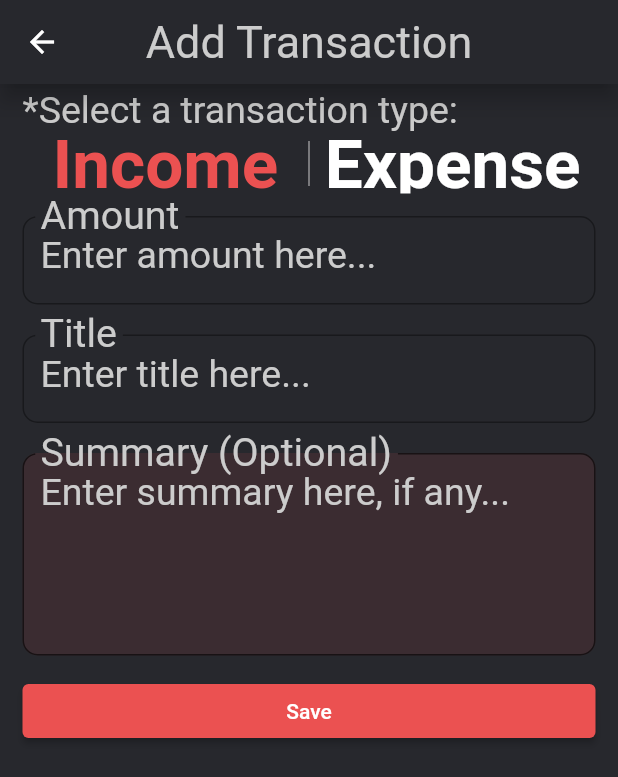
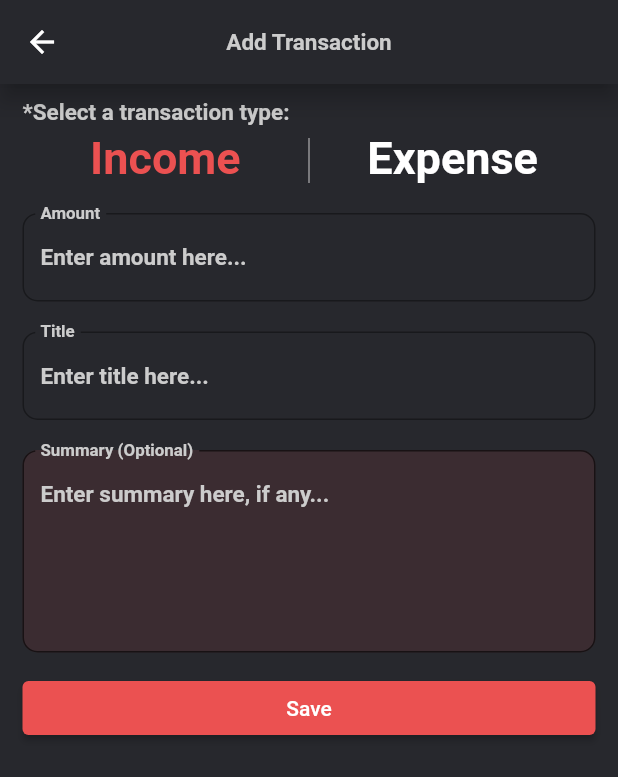
Before and after one commit to WorkWithAfridi/MY-WALLET, a Flutter app: the screen it shows after launch, item 3 of the bottom bar chosen, after a tap on the "add" icon, on a phone screen of 412 x 824 dp. Shown: the top 777 px of the screen. Run offline on Flutter 3.47's test engine with Material 2 defaults, Android fonts, the phone set to English and light mode, and no system bars; our stand-ins replace avatar_glow, carousel_slider, fl_chart, font_awesome_flutter, google_fonts, lottie; Roboto replaces fonts that are missing (Dongle).

Commit message:
UI Update

```diff
--- a/lib/page/addTransaction.dart
+++ b/lib/page/addTransaction.dart
@@ -58,9 +58,7 @@ class _AddTransactionState extends State<AddTransaction> {
         // ),
         title: Text(
           'Add Transaction',
-          style: normalTextStyle.copyWith(
-            fontSize: 30,
-          ),
+          style: headerTextStyleWhite.copyWith(),
         ),
         // actions: [
         //   IconButton(
@@ -87,7 +85,7 @@ class _AddTransactionState extends State<AddTransaction> {
                 padding: const EdgeInsets.symmetric(horizontal: 15.0),
                 child: Text(
                   '*Select a transaction type:',
-                  style: normalTextStyle.copyWith(fontSize: 25, height: .8),
+                  style: headerTextStyleWhite.copyWith(),
                 ),
               ),
               const SizedBox(
@@ -118,7 +116,7 @@ class _AddTransactionState extends State<AddTransaction> {
                                 color: isIncome
                                     ? Theme.of(context).colorScheme.primary
                                     : Colors.white,
-                                fontSize: 45,
+                                fontSize: 30,
                                 height: 1),
                           ),
                         ),
@@ -151,7 +149,7 @@ class _AddTransactionState extends State<AddTransaction> {
                                 color: isIncome
                                     ? Colors.white
                                     : Theme.of(context).colorScheme.primary,
-                                fontSize: 45,
+                                fontSize: 30,
                                 height: 1),
                           ),
                         ),
@@ -178,12 +176,11 @@ class _AddTransactionState extends State<AddTransaction> {
                   style: TextStyle(color: Colors.white),
                   decoration: InputDecoration(
                     label: Text('Amount'),
-                    labelStyle:
-                        normalTextStyle.copyWith(fontSize: 35, height: .2),
+                    labelStyle: headerTextStyleWhite.copyWith(),
                     floatingLabelBehavior: FloatingLabelBehavior.always,
                     hintText: "Enter amount here...",
                     hintStyle:
-                        normalTextStyle.copyWith(fontSize: 25, height: .2),
+                    headerTextStyleWhite.copyWith(),
                     border: OutlineInputBorder(
                       borderRadius: BorderRadius.circular(10),
                       borderSide: BorderSide(color: Colors.blue, width: 1),
@@ -201,12 +198,11 @@ class _AddTransactionState extends State<AddTransaction> {
                   style: TextStyle(color: Colors.white),
                   decoration: InputDecoration(
                     label: Text('Title'),
-                    labelStyle:
-                        normalTextStyle.copyWith(fontSize: 35, height: .2),
+                    labelStyle: headerTextStyleWhite.copyWith(),
                     floatingLabelBehavior: FloatingLabelBehavior.always,
                     hintText: "Enter title here...",
                     hintStyle:
-                        normalTextStyle.copyWith(fontSize: 25, height: .2),
+                    headerTextStyleWhite.copyWith(),
                     border: OutlineInputBorder(
                       borderRadius: BorderRadius.circular(10),
                       borderSide: BorderSide(color: Colors.blue, width: 1),
@@ -228,12 +224,10 @@ class _AddTransactionState extends State<AddTransaction> {
                         Theme.of(context).colorScheme.primary.withOpacity(.1),
                     filled: true,
                     label: Text('Summary (Optional)'),
-                    labelStyle:
-                        normalTextStyle.copyWith(fontSize: 35, height: .2),
+                    labelStyle: headerTextStyleWhite.copyWith(),
                     floatingLabelBehavior: FloatingLabelBehavior.always,
                     hintText: "Enter summary here, if any...",
-                    hintStyle:
-                        normalTextStyle.copyWith(fontSize: 25, height: .2),
+                    hintStyle: headerTextStyleWhite.copyWith(),
                     border: OutlineInputBorder(
                       borderRadius: BorderRadius.circular(10),
                       borderSide: BorderSide(color: Colors.blue, width: 1),
--- a/lib/page/dashboard.dart
+++ b/lib/page/dashboard.dart
@@ -32,7 +32,7 @@ class _DashboardState extends State<Dashboard> with TickerProviderStateMixin {
     normalTextStyle = appData.normalTextStyle;
     normalHighLightTextStyle = appData.normalHighLightTextStyle;
     tabController = TabController(length: 4, vsync: this);
-    userData=Provider.of<UserData>(context, listen: false);
+    userData = Provider.of<UserData>(context, listen: false);
   }
 
   @override
@@ -59,9 +59,7 @@ class _DashboardState extends State<Dashboard> with TickerProviderStateMixin {
         // ),
         title: Text(
           'DASHBOARD',
-          style: normalTextStyle.copyWith(
-            fontSize: 30,
-          ),
+          style: headerTextStyleWhite,
         ),
         actions: [
           IconButton(
@@ -75,6 +73,7 @@ class _DashboardState extends State<Dashboard> with TickerProviderStateMixin {
         ],
       ),
       body: Container(
+        height: MediaQuery.of(context).size.height,
         child: Stack(
           children: [
             SingleChildScrollView(
@@ -169,8 +168,9 @@ class _DashboardState extends State<Dashboard> with TickerProviderStateMixin {
                                       right: 0,
                                       child: Text(
                                         '${userData.userWallet}Tk',
-                                        style: headerTextStyleWhite.copyWith(
-                                            fontSize: 30),
+                                        style: normalTextStyle.copyWith(
+                                          fontSize: 20,
+                                            fontWeight: FontWeight.w600),
                                       ),
                                     )
                                   ],
@@ -255,8 +255,9 @@ class _DashboardState extends State<Dashboard> with TickerProviderStateMixin {
                                       right: 0,
                                       child: Text(
                                         '${userData.userExpenses}Tk',
-                                        style: headerTextStyleWhite.copyWith(
-                                            fontSize: 30),
+                                        style: normalTextStyle.copyWith(
+                                            fontSize: 20,
+                                            fontWeight: FontWeight.w600),
                                       ),
                                     )
                                   ],
@@ -275,7 +276,7 @@ class _DashboardState extends State<Dashboard> with TickerProviderStateMixin {
                     padding: EdgeInsets.symmetric(horizontal: 15),
                     child: Text(
                       'Stats',
-                      style: normalTextStyle.copyWith(fontSize: 25, height: .5),
+                      style: headerTextStyleWhite,
                     ),
                   ),
                   Container(
@@ -291,25 +292,25 @@ class _DashboardState extends State<Dashboard> with TickerProviderStateMixin {
                         Tab(
                           child: Text(
                             'Daily',
-                            style: normalTextStyle.copyWith(fontSize: 20),
+                            style: normalTextStyle,
                           ),
                         ),
                         Tab(
                           child: Text(
                             'Weekly',
-                            style: normalTextStyle.copyWith(fontSize: 20),
+                            style: normalTextStyle,
                           ),
                         ),
                         Tab(
                           child: Text(
                             'Monthly',
-                            style: normalTextStyle.copyWith(fontSize: 20),
+                            style: normalTextStyle,
                           ),
                         ),
                         Tab(
                           child: Text(
                             'Yearly',
-                            style: normalTextStyle.copyWith(fontSize: 20),
+                            style: normalTextStyle,
                           ),
                         ),
                       ],
@@ -323,7 +324,7 @@ class _DashboardState extends State<Dashboard> with TickerProviderStateMixin {
                     padding: EdgeInsets.symmetric(horizontal: 15),
                     child: Text(
                       'Report',
-                      style: normalTextStyle.copyWith(fontSize: 25, height: .5),
+                      style: headerTextStyleWhite,
                     ),
                   ),
                   SizedBox(
@@ -391,10 +392,10 @@ class _DashboardState extends State<Dashboard> with TickerProviderStateMixin {
                                                 alignment: Alignment.center,
                                                 child: Text(
                                                   '71%',
-                                                  style: headerTextStyleWhite
-                                                      .copyWith(
-                                                          fontSize: 30,
-                                                          height: .8),
+                                                  style:
+                                                      normalTextStyle.copyWith(
+                                                          fontWeight:
+                                                              FontWeight.w800),
                                                 ),
                                               ),
                                               Container(
@@ -403,9 +404,8 @@ class _DashboardState extends State<Dashboard> with TickerProviderStateMixin {
                                                     '+ 17000Tk',
                                                     style: normalTextStyle
                                                         .copyWith(
-                                                            fontSize: 25,
-                                                            color: Colors.green,
-                                                            height: .8),
+                                                      color: Colors.green,
+                                                    ),
                                                   )),
                                             ],
                                           ),
@@ -430,10 +430,7 @@ class _DashboardState extends State<Dashboard> with TickerProviderStateMixin {
                                           alignment: Alignment.topLeft,
                                           child: Text(
                                             "This week you saved 50% from the budget.",
-                                            style: normalTextStyle.copyWith(
-                                              fontSize: 25,
-                                              height: .7,
-                                            ),
+                                            style: normalTextStyle,
                                           ),
                                         ),
                                       )
@@ -499,10 +496,10 @@ class _DashboardState extends State<Dashboard> with TickerProviderStateMixin {
                                                 alignment: Alignment.center,
                                                 child: Text(
                                                   '50%',
-                                                  style: headerTextStyleWhite
-                                                      .copyWith(
-                                                          fontSize: 30,
-                                                          height: .8),
+                                                  style:
+                                                      normalTextStyle.copyWith(
+                                                          fontWeight:
+                                                              FontWeight.w800),
                                                 ),
                                               ),
                                               Container(
@@ -511,9 +508,8 @@ class _DashboardState extends State<Dashboard> with TickerProviderStateMixin {
                                                     '- 33000Tk',
                                                     style: normalTextStyle
                                                         .copyWith(
-                                                            fontSize: 25,
-                                                            color: Colors.red,
-                                                            height: .8),
+                                                      color: Colors.red,
+                                                    ),
                                                   )),
                                             ],
                                           ),
@@ -538,10 +534,7 @@ class _DashboardState extends State<Dashboard> with TickerProviderStateMixin {
                                           alignment: Alignment.topLeft,
                                           child: Text(
                                             "This week you spent significantly more than the previous.",
-                                            style: normalTextStyle.copyWith(
-                                              fontSize: 25,
-                                              height: .7,
-                                            ),
+                                            style: normalTextStyle,
                                           ),
                                         ),
                                       )
@@ -589,7 +582,8 @@ class _DashboardState extends State<Dashboard> with TickerProviderStateMixin {
                       width: 40,
                       child: GestureDetector(
                         onTap: () {
-                          Navigator.of(context).pushNamed(AddTransaction.routeName);
+                          Navigator.of(context)
+                              .pushNamed(AddTransaction.routeName);
                         },
                         child: AvatarGlow(
                           endRadius: 50,
--- a/lib/page/homepage.dart
+++ b/lib/page/homepage.dart
@@ -2,6 +2,7 @@ import 'package:avatar_glow/avatar_glow.dart';
 import 'package:carousel_slider/carousel_slider.dart';
 import 'package:flutter/material.dart';
 import 'package:font_awesome_flutter/font_awesome_flutter.dart';
+
 import 'package:my_wallet/model/transaction.dart';
 import 'package:my_wallet/model/userData.dart';
 import 'package:my_wallet/page/addTransaction.dart';
@@ -65,9 +66,7 @@ class _HomePageState extends State<HomePage> with TickerProviderStateMixin {
         ),
         title: Text(
           'MY WALLET',
-          style: normalTextStyle.copyWith(
-            fontSize: 30,
-          ),
+          style: headerTextStyleWhite,
         ),
         actions: [
           IconButton(
@@ -125,8 +124,7 @@ class _HomePageState extends State<HomePage> with TickerProviderStateMixin {
                         padding: const EdgeInsets.symmetric(horizontal: 15.0),
                         child: Text(
                           'Transaction History',
-                          style: normalTextStyle.copyWith(
-                              fontSize: 25, height: .8),
+                          style: headerTextStyleWhite,
                         ),
                       ),
                       Container(
@@ -142,25 +140,25 @@ class _HomePageState extends State<HomePage> with TickerProviderStateMixin {
                             Tab(
                               child: Text(
                                 'Daily',
-                                style: normalTextStyle.copyWith(fontSize: 20),
+                                style: normalTextStyle,
                               ),
                             ),
                             Tab(
                               child: Text(
                                 'Weekly',
-                                style: normalTextStyle.copyWith(fontSize: 20),
+                                style: normalTextStyle,
                               ),
                             ),
                             Tab(
                               child: Text(
                                 'Monthly',
-                                style: normalTextStyle.copyWith(fontSize: 20),
+                                  style: normalTextStyle,
                               ),
                             ),
                             Tab(
                               child: Text(
                                 'Yearly',
-                                style: normalTextStyle.copyWith(fontSize: 20),
+                                style: normalTextStyle,
                               ),
                             ),
                           ],
@@ -257,12 +255,16 @@ class _HomePageState extends State<HomePage> with TickerProviderStateMixin {
                                           width: double.infinity,
                                           alignment: Alignment.center,
                                           child: Text(
-                                            '${userData.userTransactions[itemIndex].isIncome ? '+' : '-'} ${userData.userTransactions[itemIndex].amount}TK',
+                                            '${userData.userTransactions[itemIndex].isIncome ? '+' : '-'}${userData.userTransactions[itemIndex].amount}TK',
                                             style: normalTextStyle.copyWith(
-                                                fontSize: 25,
-                                                color: userData.userTransactions[itemIndex].isIncome ? Colors.green: Theme.of(context)
-                                                    .colorScheme
-                                                    .primary),
+                                                color: userData
+                                                        .userTransactions[
+                                                            itemIndex]
+                                                        .isIncome
+                                                    ? Colors.green
+                                                    : Theme.of(context)
+                                                        .colorScheme
+                                                        .primary),
                                           ),
                                         ),
                                       ),
@@ -409,7 +411,7 @@ class _HomePageState extends State<HomePage> with TickerProviderStateMixin {
               right: 0,
               child: Text(
                 title,
-                style: headerTextStyleWhite.copyWith(fontSize: 35),
+                style: headerTextStyleWhite.copyWith(fontSize: 25),
               ),
             ),
             Positioned(
@@ -418,7 +420,7 @@ class _HomePageState extends State<HomePage> with TickerProviderStateMixin {
               right: 0,
               child: Text(
                 subtitle,
-                style: headerTextStyleWhite.copyWith(fontSize: 30),
+                style: headerTextStyleWhite.copyWith(fontSize: 20),
               ),
             ),
             Positioned(
@@ -427,7 +429,7 @@ class _HomePageState extends State<HomePage> with TickerProviderStateMixin {
               right: 0,
               child: Text(
                 '${amount}TK',
-                style: headerTextStyleWhite.copyWith(fontSize: 30),
+                style: headerTextStyleWhite.copyWith(fontSize: 20),
               ),
             )
           ],
--- a/lib/page/splashscreen.dart
+++ b/lib/page/splashscreen.dart
@@ -55,6 +55,7 @@ class _SplashScreenState extends State<SplashScreen> {
             Container(
               height: MediaQuery.of(context).size.width / 3,
               width: MediaQuery.of(context).size.width / 2,
+              // color: Colors.green,
               child: Lottie.asset(
                 'asset/lottieAnimations/lottieSplashScreen.json',
                 fit: BoxFit.fill
@@ -62,10 +63,7 @@ class _SplashScreenState extends State<SplashScreen> {
             ),
             Text(
               'MY WALLET',
-              style: normalTextStyle.copyWith(
-                fontSize: 30,
-                height: .5
-              ),
+              style: headerTextStyleWhite,
             )
           ],
         ),
--- a/lib/provider/appData.dart
+++ b/lib/provider/appData.dart
@@ -2,13 +2,13 @@ import 'package:flutter/material.dart';
 import 'package:google_fonts/google_fonts.dart';
 
 class AppData {
-  String fontForGoogleFonts = 'Dongle';
+  String fontForGoogleFonts = 'Roboto';
   Color customWhite=Color(0xffcccccc);
   late TextStyle headerTextStyleBlack = GoogleFonts.getFont(
     fontForGoogleFonts,
     textStyle: TextStyle(
       fontWeight: FontWeight.bold,
-      fontSize: 25,
+      fontSize: 20,
       color: customWhite,
     ),
   );
@@ -16,8 +16,7 @@ class AppData {
     fontForGoogleFonts,
     textStyle: TextStyle(
       fontWeight: FontWeight.bold,
-      fontSize: 25,
-      height: .5,
+      fontSize: 15,
       color: customWhite,
     ),
   );
```
